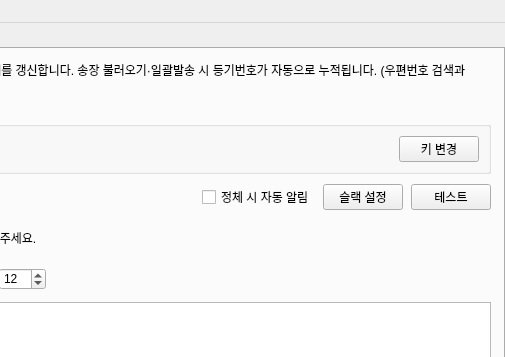
Qt form ui/main_window.ui (Peanut0711/easy-fulfill) before a commit; both pictures show x 375 to 880 and y 0 to 357 of the 880 by 740 pixel window.
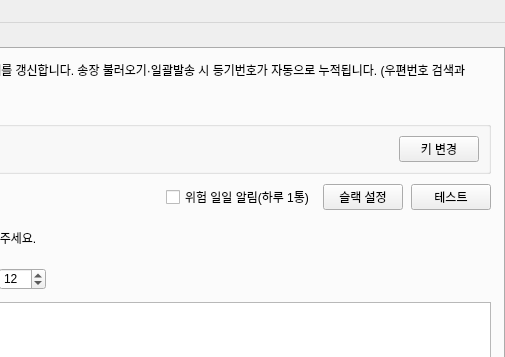
The same form after that commit. The open tabs and pages were chosen to show the change.

Commit message:
feat: 상태별 위험 감지 + 10시 일일 다이제스트(하루 1통)
위험 분류(평면 N시간 → 상태 인지):
- 허브정체: 도착/발송이 물류센터·허브에서 N시간+ 무이동 → 분실·사고 의심(빨강, 최우선)
- 수거누락: 운송장출력이 N시간+ 그대로 → 출고 누락 의심(주황)
- 이동정체: 그 외 이동 상태 정체(주황)
- 제외: 완료(Y), 배달준비
- 표 색상 분리 + 배지 "위험 N건(허브/수거누락/이동)"

일일 다이제스트:
- 전체 새로고침 시 위험 건 있으면 하루 1통(공유 「설정」 digest_last_date로 4PC 중복 방지)
- 카테고리별 그룹·마지막 위치·무이동 시간 포함
- 체크박스 '위험 일일 알림(하루 1통)'

The edit to the form file:
```diff
--- a/ui/main_window.ui
+++ b/ui/main_window.ui
@@ -1385,7 +1385,7 @@
           <item>
            <widget class="QCheckBox" name="checkBox_slack_auto">
             <property name="text">
-             <string>정체 시 자동 알림</string>
+             <string>위험 일일 알림(하루 1통)</string>
             </property>
             <property name="toolTip">
              <string>전체 새로고침 후 정체 건이 있으면 슬랙 채널로 자동 알림을 보냅니다.</string>
```
Left out of the diff: 2 changed lines with no effect on the pictures. The commit also changes 1 other file.
